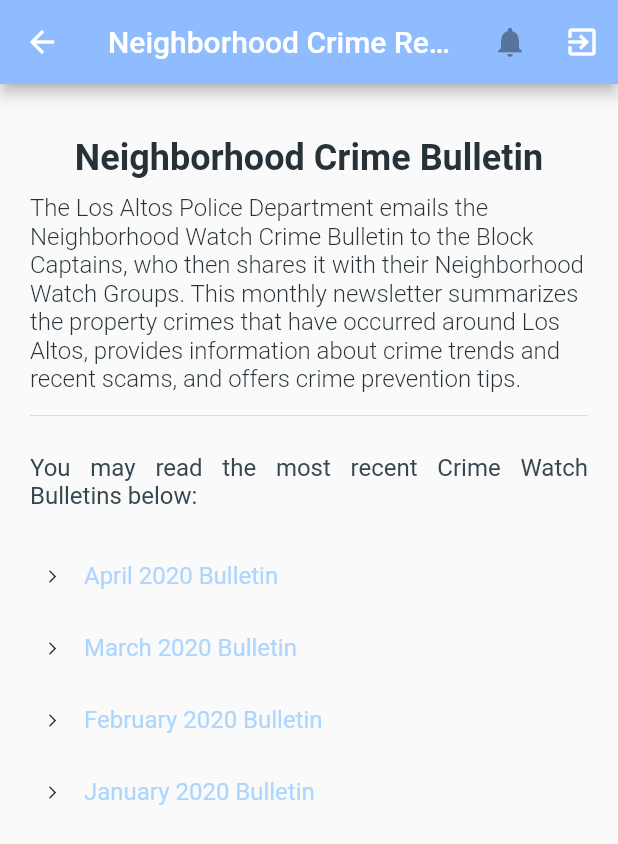
After one commit to saanvib/my_city, a Flutter app: the CrimeReport screen opened directly, on a phone screen of 412 x 824 dp. The commit adds this screen. Shown: the top 844 px of the screen. Run offline on Flutter 3.47's test engine with Material 2 defaults, Android fonts, the phone set to English and light mode, and no system bars; our stand-ins replace cloud_firestore, firebase_auth, firebase_messaging, google_sign_in; accounts and stored records are empty.

Commit message:
Added crime report page

```diff
--- /dev/null
+++ b/lib/crime_report.dart
@@ -0,0 +1,171 @@
+import 'package:firebase_auth/firebase_auth.dart';
+import 'package:flutter/material.dart';
+import 'package:mycity/welcome_cards.dart';
+import 'package:url_launcher/url_launcher.dart';
+
+import 'my_colors.dart';
+import 'my_text.dart';
+
+final FirebaseAuth _auth = FirebaseAuth.instance;
+
+class CrimeReport extends StatefulWidget {
+  CrimeReport();
+
+  @override
+  CrimeReportState createState() => new CrimeReportState();
+}
+
+class CrimeReportState extends State<CrimeReport> {
+  @override
+  Widget build(BuildContext context) {
+    return Scaffold(
+      appBar: AppBar(
+          title: Text("Neighborhood Crime Report"),
+          // leading: new Container(),
+          backgroundColor: MyColors.skyBlue,
+          actions: <Widget>[
+            IconButton(
+              icon: Icon(Icons.notifications),
+              onPressed: null,
+            ),
+            IconButton(
+              icon: Icon(Icons.exit_to_app),
+              onPressed: () async {
+                await _auth.signOut();
+                Navigator.of(context).push(
+                    MaterialPageRoute<void>(builder: (_) => WelcomeCards()));
+              },
+            ),
+          ]),
+      body: CustomScrollView(
+        slivers: <Widget>[
+          SliverList(
+            delegate:
+                SliverChildBuilderDelegate((BuildContext context, int index) {
+              return Container(
+                padding: EdgeInsets.symmetric(vertical: 25, horizontal: 20),
+                child: Column(
+                  crossAxisAlignment: CrossAxisAlignment.center,
+                  children: <Widget>[
+                    Container(height: 10),
+                    Row(
+                      children: <Widget>[
+                        Container(width: 5),
+                      ],
+                    ),
+                    Text("Neighborhood Crime Bulletin",
+                        style: MyText.headline(context).copyWith(
+                            color: MyColors.grey_90,
+                            fontWeight: FontWeight.bold)),
+                    Container(height: 10),
+                    Text(
+                        "The Los Altos Police Department emails the Neighborhood Watch Crime Bulletin to the Block Captains, who then shares it with their Neighborhood Watch Groups. This monthly newsletter summarizes the property crimes that have occurred around Los Altos, provides information about crime trends and recent scams, and offers crime prevention tips.",
+                        style: MyText.subhead(context).copyWith(
+                            color: MyColors.grey_90,
+                            fontWeight: FontWeight.w300)),
+                    Divider(height: 30),
+                    Container(height: 10),
+                    Text(
+                        "You may read the most recent Crime Watch Bulletins below: ",
+                        textAlign: TextAlign.justify,
+                        style: MyText.subhead(context)
+                            .copyWith(color: MyColors.grey_80)),
+                    Container(height: 20),
+                    Row(
+                      children: <Widget>[
+                        Container(
+                          width: 10,
+                        ),
+                        Icon(
+                          Icons.arrow_forward_ios,
+                          size: 10,
+                        ),
+                        FlatButton(
+                          child: Text(
+                            "April 2020 Bulletin",
+                            style: MyText.subhead(context)
+                                .copyWith(color: MyColors.skyDark),
+                          ),
+                          onPressed: () async {
+                            await launch(
+                                "https://myemail.constantcontact.com/Crime-Prevention-News.html?soid=1126637385273&aid=wqXI6tzFEDk");
+                          },
+                        )
+                      ],
+                    ),
+                    Row(
+                      children: <Widget>[
+                        Container(
+                          width: 10,
+                        ),
+                        Icon(
+                          Icons.arrow_forward_ios,
+                          size: 10,
+                        ),
+                        FlatButton(
+                          child: Text(
+                            "March 2020 Bulletin",
+                            style: MyText.subhead(context)
+                                .copyWith(color: MyColors.skyDark),
+                          ),
+                          onPressed: () async {
+                            await launch(
+                                "https://myemail.constantcontact.com/Crime-Prevention-News.html?soid=1126637385273&aid=Ff4EVUiJERM");
+                          },
+                        )
+                      ],
+                    ),
+                    Row(
+                      children: <Widget>[
+                        Container(
+                          width: 10,
+                        ),
+                        Icon(
+                          Icons.arrow_forward_ios,
+                          size: 10,
+                        ),
+                        FlatButton(
+                          child: Text(
+                            "February 2020 Bulletin",
+                            style: MyText.subhead(context)
+                                .copyWith(color: MyColors.skyDark),
+                          ),
+                          onPressed: () async {
+                            await launch(
+                                "https://myemail.constantcontact.com/Crime-Prevention-News.html?soid=1126637385273&aid=rCViTE7Ef4c");
+                          },
+                        )
+                      ],
+                    ),
+                    Row(
+                      children: <Widget>[
+                        Container(
+                          width: 10,
+                        ),
+                        Icon(
+                          Icons.arrow_forward_ios,
+                          size: 10,
+                        ),
+                        FlatButton(
+                          child: Text(
+                            "January 2020 Bulletin",
+                            style: MyText.subhead(context)
+                                .copyWith(color: MyColors.skyDark),
+                          ),
+                          onPressed: () async {
+                            await launch(
+                                "https://myemail.constantcontact.com/Crime-Prevention-News.html?soid=1126637385273&aid=uGE9dq-ua8I");
+                          },
+                        )
+                      ],
+                    ),
+                  ],
+                ),
+              );
+            }, childCount: 1),
+          )
+        ],
+      ),
+    );
+  }
+}
--- a/lib/home_page.dart
+++ b/lib/home_page.dart
@@ -9,6 +9,7 @@
 import 'package:mycity/welcome_cards.dart';
 import 'package:url_launcher/url_launcher.dart';
 
+import 'crime_report.dart';
 import 'senior_page.dart';
 
 final FirebaseAuth _auth = FirebaseAuth.instance;
@@ -23,6 +24,7 @@
 
 class HomePageState extends State<HomePage> {
   static const TextStyle optionStyle = TextStyle(fontSize: 30);
+  static BuildContext saveContext;
   List<Widget> _widgetOptions = <Widget>[
     Column(
       children: <Widget>[
@@ -88,7 +90,11 @@
                 children: <Widget>[
                   FlatButton(
                     child: Image.asset("images/CrimeSceneInvestigation.jpg"),
-                    onPressed: null,
+                    onPressed: () async {
+                      print("onpressed");
+                      Navigator.of(saveContext).push(MaterialPageRoute<void>(
+                          builder: (_) => CrimeReport()));
+                    },
                   ),
                   Align(
                     alignment: Alignment.bottomCenter,
@@ -234,8 +240,7 @@
 
   @override
   Widget build(BuildContext context) {
-
-
+    saveContext = context;
     return Scaffold(
       appBar: AppBar(
           title: Text(widget.title),
```
